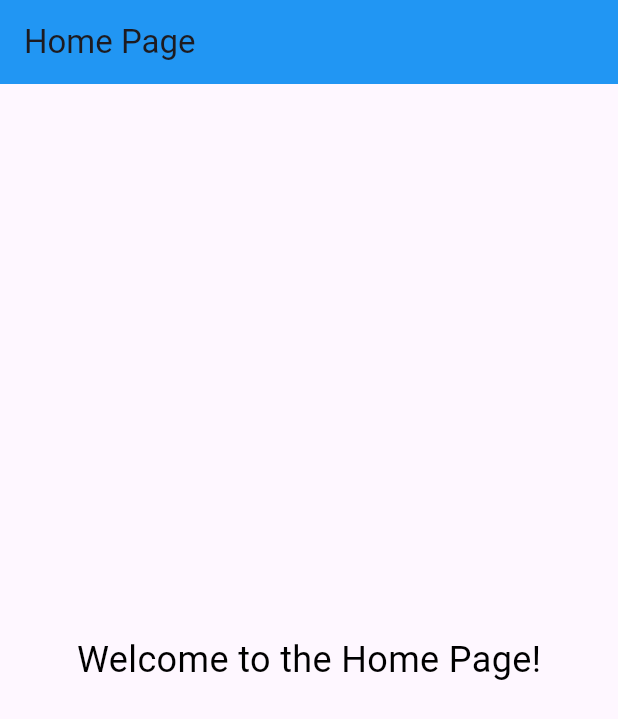
After one commit to MJJP1364/ecommerce_besinior, a Flutter app: the HomeScreen screen opened directly, on a phone screen of 412 x 824 dp. The commit adds this screen. Shown: the top 719 px of the screen. Run offline on Flutter 3.47's test engine with Material 3 defaults, Android fonts, the phone set to English and light mode, and no system bars; our stand-ins replace flutter_svg, get; missing offline and left inert: delayed_widget.

Commit message:
some change

```diff
--- a/lib/core/dependency/dependences.dart
+++ b/lib/core/dependency/dependences.dart
@@ -1,8 +1,9 @@
+import 'package:ecommerce_besinior/features/Pages/HomePage/home_controller.dart';
 import 'package:get/get.dart';
 
 class AllBindings implements Bindings {
   @override
   void dependencies() {
-    // Get.lazyPut<SplashController>(() => SplashController(), fenix: true);
+    Get.lazyPut<HomeController>(() => HomeController(), fenix: true);
   }
 }
--- /dev/null
+++ b/lib/features/Pages/HomePage/home_controller.dart
@@ -0,0 +1,3 @@
+import 'package:get/get.dart';
+
+class HomeController extends GetxController {}
--- /dev/null
+++ b/lib/features/Pages/HomePage/home_view.dart
@@ -0,0 +1,24 @@
+import 'package:ecommerce_besinior/features/Pages/HomePage/home_controller.dart';
+import 'package:flutter/material.dart';
+import 'package:get/get.dart';
+
+class HomeScreen extends StatelessWidget {
+  HomeScreen({super.key});
+  final HomeController homeController = Get.find();
+
+  @override
+  Widget build(BuildContext context) {
+    return Scaffold(
+      appBar: AppBar(
+        title: const Text('Home Page'),
+        backgroundColor: Colors.blue,
+      ),
+      body: Center(
+        child: Text(
+          'Welcome to the Home Page!',
+          style: TextStyle(fontSize: 24, color: Colors.black),
+        ),
+      ),
+    );
+  }
+}
--- a/lib/features/feature_intro/splash/splash_screen.dart
+++ b/lib/features/Pages/splash/splash_screen.dart
@@ -1,5 +1,5 @@
 import 'package:delayed_widget/delayed_widget.dart';
-import 'package:ecommerce_besinior/features/feature_intro/splash/controller.dart';
+import 'package:ecommerce_besinior/features/Pages/splash/splash_controller.dart';
 import 'package:flutter/material.dart';
 import 'package:flutter_svg/svg.dart' show SvgPicture;
 import 'package:get/get.dart';
--- a/lib/main.dart
+++ b/lib/main.dart
@@ -1,5 +1,5 @@
 import 'package:ecommerce_besinior/core/dependency/dependences.dart';
-import 'package:ecommerce_besinior/features/feature_intro/splash/splash_screen.dart';
+import 'package:ecommerce_besinior/features/Pages/splash/splash_screen.dart';
 import 'package:flutter/material.dart';
 import 'package:flutter/services.dart';
 import 'package:get/get.dart';
--- a/lib/routhed.dart
+++ b/lib/routhed.dart
@@ -1,7 +1,8 @@
 import 'package:ecommerce_besinior/core/dependency/dependences.dart';
-import 'package:ecommerce_besinior/features/feature_intro/splash/splash_screen.dart';
+import 'package:ecommerce_besinior/features/Pages/HomePage/home_view.dart';
 import 'package:get/get.dart';
 
 List<GetPage> routes = [
-  GetPage(name: '/splash', page: () => SplashScreen(), binding: AllBindings()),
+  // GetPage(name: '/splash', page: () => SplashScreen(), binding: AllBindings()),
+  GetPage(name: '/home', page: () => HomeScreen(), binding: AllBindings()),
 ];
--- a/pubspec.yaml
+++ b/pubspec.yaml
@@ -37,6 +37,7 @@ dependencies:
   get: ^4.7.2
   flutter_svg: ^2.1.0
   delayed_widget: ^1.1.2
+  connectivity_plus: ^6.1.4
 
 dev_dependencies:
   flutter_test:
```
Also changed, not shown: lib/features/Pages/splash/splash_controller.dart (added, +64 -0 lines), lib/features/feature_intro/splash/controller.dart (deleted, +0 -20 lines), pubspec.lock, 3 other files.
